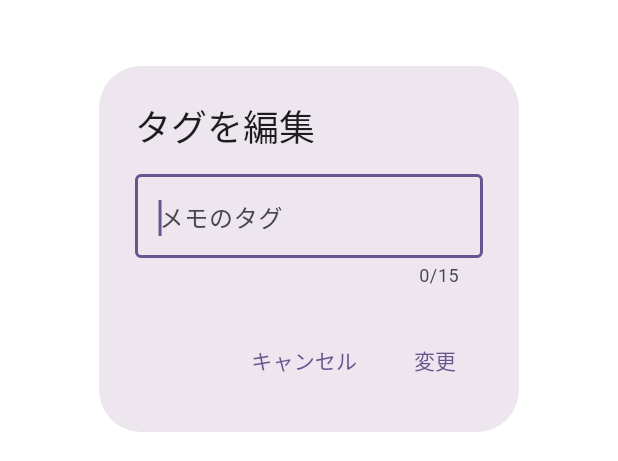
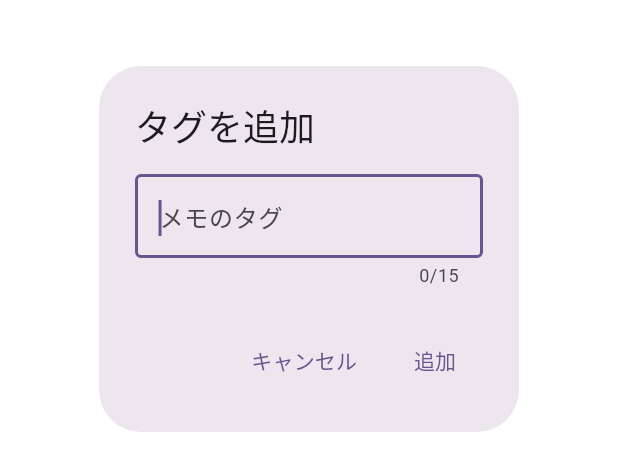
Before and after one commit to HACK-U-2025-2/HACKU, a Flutter app: the AddMemoTagInputDialog widget shown alone on an empty page, opened directly with empty values, on a phone screen of 412 x 824 dp. Shown: the part 369-830 px from the top of the screen. Run offline on Flutter 3.47's test engine with Material 3 defaults, Android fonts, the phone set to English and light mode, and no system bars; our stand-ins replace auto_route, flutter_hooks, freezed_annotation, hooks_riverpod, riverpod_annotation, speech_to_text and 1 more; missing offline and left inert: flutter_quill, gpt_markdown; generated files the repository leaves out were written again.

Commit message:
fix: 一部文言を適切なものに修正

```diff
--- a/frontend/lib/widgets/dialogs/input_dialog.dart
+++ b/frontend/lib/widgets/dialogs/input_dialog.dart
@@ -94,8 +94,8 @@ class AddMemoTagInputDialog extends StatelessWidget {
   @override
   Widget build(BuildContext context) {
     return InputDialog(
-      title: 'タグを編集',
-      actionLabel: '変更',
+      title: 'タグを追加',
+      actionLabel: '追加',
       hintText: 'メモのタグ',
       maxLength: memoTagNameMaxLength,
       validator: (value) {
```
